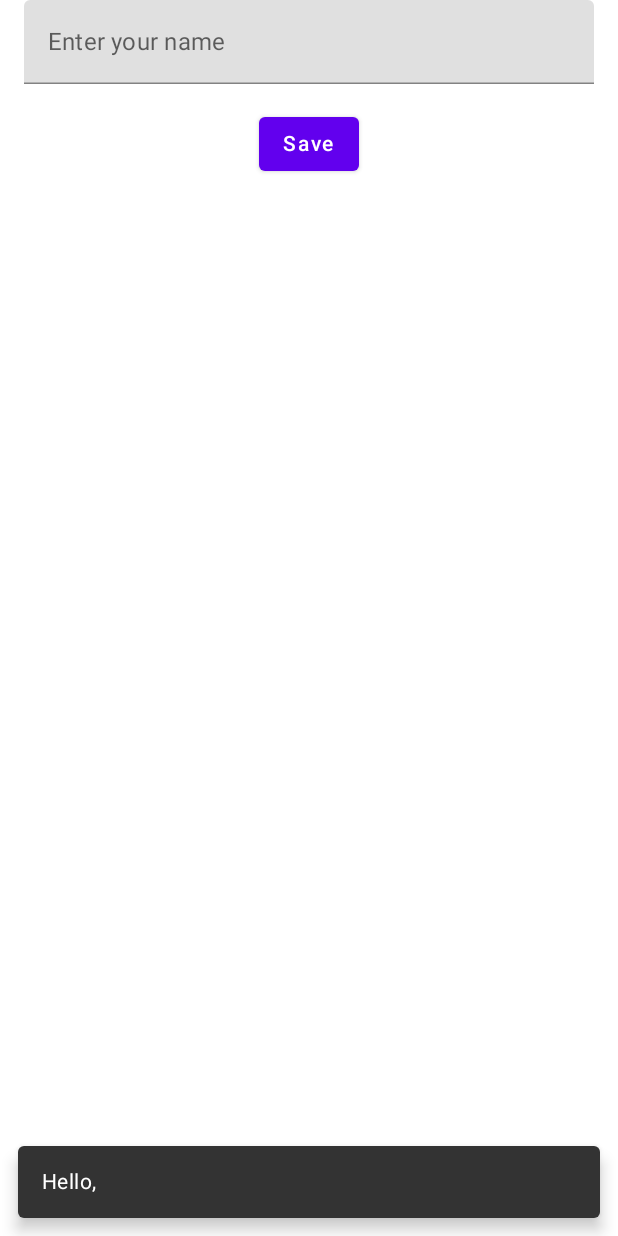
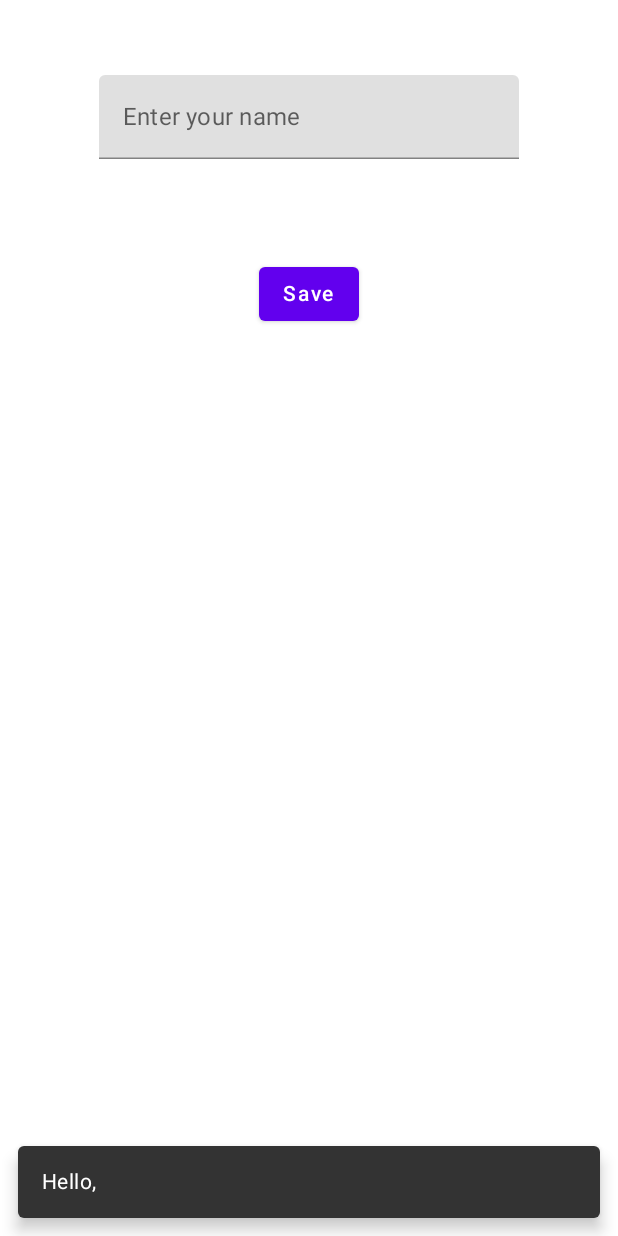
Before and after one commit to BatuhanGuven/Textfields-Buttons-ShowingSnackbars-JetpackCompose, an Android app built with Jetpack Compose: the screen it shows after launch (MainActivity), after a tap on "Save", on a phone screen of 412 x 824 dp. Run offline under Robolectric (Android 15) with nearby library versions, the phone set to English and light mode, and no system bars.

Commit message:
güncelleme

```diff
--- a/app/src/main/java/com/example/textfieldsbuttonsshowingsnackbars_androidjetpackcompose_part7/MainActivity.kt
+++ b/app/src/main/java/com/example/textfieldsbuttonsshowingsnackbars_androidjetpackcompose_part7/MainActivity.kt
@@ -4,20 +4,14 @@ import android.annotation.SuppressLint
 import android.os.Bundle
 import androidx.activity.ComponentActivity
 import androidx.activity.compose.setContent
-import androidx.compose.foundation.background
 import androidx.compose.foundation.layout.*
 import androidx.compose.material.*
-import androidx.compose.runtime.Composable
 import androidx.compose.runtime.mutableStateOf
 import androidx.compose.runtime.remember
 import androidx.compose.runtime.rememberCoroutineScope
 import androidx.compose.ui.Alignment
 import androidx.compose.ui.Modifier
-import androidx.compose.ui.graphics.Color
-import androidx.compose.ui.platform.textInputServiceFactory
-import androidx.compose.ui.tooling.preview.Preview
 import androidx.compose.ui.unit.dp
-import com.example.textfieldsbuttonsshowingsnackbars_androidjetpackcompose_part7.ui.theme.TextfieldsButtonsShowingSnackbarsAndroidJetpackComposePart7Theme
 import kotlinx.coroutines.launch
 
 class MainActivity : ComponentActivity() {
@@ -28,7 +22,6 @@ class MainActivity : ComponentActivity() {
             val scaffoldState = rememberScaffoldState()
             val textFieldState = remember { mutableStateOf("") }
             val scope = rememberCoroutineScope()
-
             Scaffold(
                 modifier = Modifier.fillMaxSize(),
                 scaffoldState = scaffoldState,
@@ -39,17 +32,19 @@ class MainActivity : ComponentActivity() {
                         modifier = Modifier.padding(horizontal = 16.dp)
                     ) {
                         TextField(
+
                             value = textFieldState.value,
                             onValueChange = { newValue -> textFieldState.value = newValue },
                             label = { Text(text = "Enter your name") },
                             singleLine = true,
-                            modifier = Modifier.fillMaxWidth()
+                            modifier = Modifier.fillMaxWidth().padding(50.dp)
+
                         )
                         Spacer(modifier = Modifier.height(16.dp))
                         Button(
                             onClick = {
                                 scope.launch {
-                                    scaffoldState.snackbarHostState.showSnackbar("Hello, ${textFieldState.value}")
+                                    scaffoldState.snackbarHostState.showSnackbar("Hello, ${textFieldState.value}")/////Snackbar, kullanıcı etkileşimli olduğu için değil, kullanıcıya bir geri bildirim mesajı göstermek için kullanıldığı için coroutine içinde kullanılmıştır. Snackbar, kullanıcının uygulamada yaptığı bir eylemi tamamladıktan sonra gösterilen bir mesajdır ve bu mesaj, kullanıcının ekranı üzerinde gösterilir. Snackbar'ı CoroutineScope içinde kullanmanın sebebi, Snackbar'ın gösterilmesinin bir işlem olduğu ve bu işlemin arka planda yapılması gerektiği içindir. Böylece, işlem UI thread'i bloke etmez ve kullanıcı arayüzü üzerinde herhangi bir aksaklık oluşmaz.
                                 }
                             }
                         ) {
```
